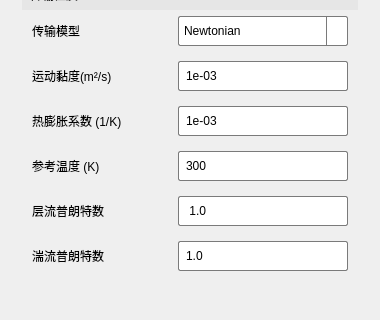
The window that src/FormPhysicalPropertyParameter.ui (Aiopr-bits/MAVES) describes before a commit, drawn with Qt 5; both pictures show x 0 to 380 and y 718 to 1038 of the 380 by 1038 pixel window.
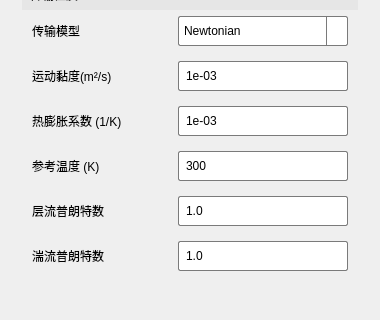
The same window after the commit. Icons and pictures are not drawn.

Commit message: feat:实现了物性参数子界面的importParameter函数

```diff
--- a/src/FormPhysicalPropertyParameter.ui
+++ b/src/FormPhysicalPropertyParameter.ui
@@ -1733,7 +1733,7 @@
 }</string>
               </property>
               <property name="text">
-               <string> 1.0</string>
+               <string>1.0</string>
               </property>
              </widget>
             </item>
```
The commit also changes 4 other files.
